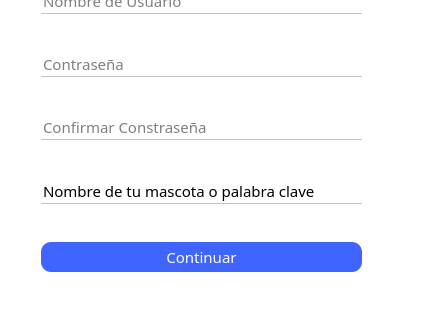
First picture: the form in hospital-Core/Widgets/Usuario/registrar.ui, repository MrDanielG/Hospital-SCRUM, before the edit; both pictures show x 0 to 422 and y 230 to 550 of the 422 by 550 pixel window.
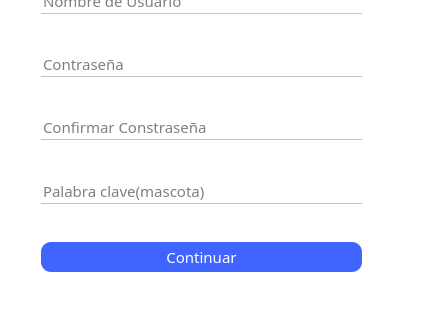
Second picture: the form after the edit. Icons and pictures are not drawn.

The edit to the form file:
```diff
--- a/hospital-Core/Widgets/Usuario/registrar.ui
+++ b/hospital-Core/Widgets/Usuario/registrar.ui
@@ -300,10 +300,10 @@
 border-bottom: 1px solid #C4C4C4;</string>
         </property>
         <property name="text">
-         <string>Nombre de tu mascota o palabra clave</string>
+         <string/>
         </property>
         <property name="placeholderText">
-         <string>Nombre de Usuario</string>
+         <string>Palabra clave(mascota)</string>
         </property>
        </widget>
       </item>
```
